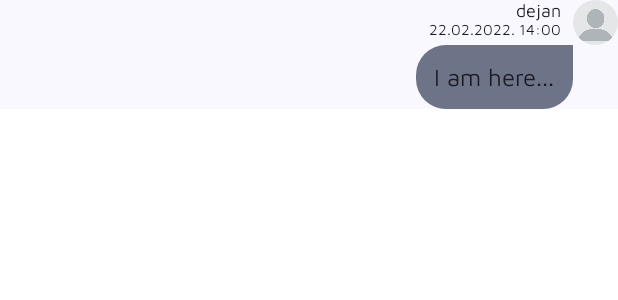
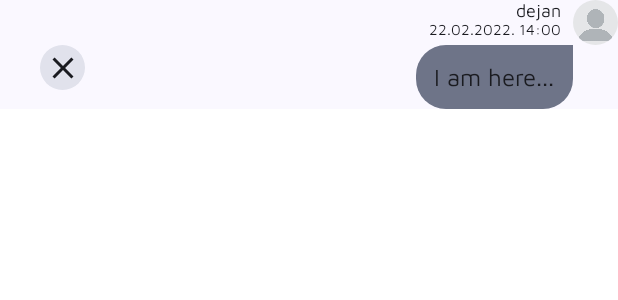
Before and after one commit to superdean55/CampSpotterCompose, an Android app built with Jetpack Compose: the @Preview function CurrentUserMessageCardPreview, on a phone screen of 412 x 824 dp. Shown: the top 300 px of the screen. Run offline under Robolectric (Android 15) with nearby library versions, the phone set to English and light mode, and no system bars; our stand-ins replace Firebase (no records; nobody signed in at launch, a user with empty details on screens opened directly); pictures from the network do not load.

Commit message:
created button to delete message

```diff
--- a/app/src/main/java/hr/ferit/dejanmihic/campspottercompose/ui/CampSpotterViewModel.kt
+++ b/app/src/main/java/hr/ferit/dejanmihic/campspottercompose/ui/CampSpotterViewModel.kt
@@ -145,6 +145,9 @@ class CampSpotterViewModel : ViewModel() {
                 sendMessageText = sendMessageText
             )
         }
+    }
+    fun removeMessage(messageId: String){
+        Log.d(TAG,"REMOVE MESSAGE ON ID: $messageId")
     }
     fun addMessageToDb(context: Context){
         Log.d(TAG,"CURRENT CAMP SPOT ID: ${uiState.value.currentlySelectedCampSpot.id}")
--- a/app/src/main/java/hr/ferit/dejanmihic/campspottercompose/ui/graphs/HomeNavGraph.kt
+++ b/app/src/main/java/hr/ferit/dejanmihic/campspottercompose/ui/graphs/HomeNavGraph.kt
@@ -156,6 +156,7 @@ fun HomeNavGraph(
                     sendMessageText = uiState.sendMessageText,
                     onSendMessageTextChanged = { campSpotterViewModel.updateSendMassageText(it)},
                     onSendMessageClicked = { campSpotterViewModel.addMessageToDb(context) },
+                    onRemoveMessageClicked = { campSpotterViewModel.removeMessage(it) },
                     onEditClicked = {
                         campSpotterViewModel.updateCampSpotForm(it)
                         navController.navigate(route = CampSpotDetailScreen.EditCampSpot.route)
--- a/app/src/main/java/hr/ferit/dejanmihic/campspottercompose/ui/screens/CampSpotScreen.kt
+++ b/app/src/main/java/hr/ferit/dejanmihic/campspottercompose/ui/screens/CampSpotScreen.kt
@@ -99,6 +99,7 @@ fun DetailCampSpotCard(
     sendMessageText: String,
     onSendMessageTextChanged: (String) -> Unit,
     onSendMessageClicked: () -> Unit,
+    onRemoveMessageClicked: (String) -> Unit,
     onEditClicked: (CampSpot) -> Unit,
     onDeleteClicked: (CampSpot) -> Unit,
     imageHeight: Dp = 100.dp,
@@ -248,6 +249,7 @@ fun DetailCampSpotCard(
                 sendMessageText = sendMessageText,
                 onSendMessageTextChanged = onSendMessageTextChanged,
                 onSendMessageClicked = onSendMessageClicked,
+                onRemoveMessageClicked = onRemoveMessageClicked,
                 modifier = Modifier
                     .fillMaxWidth()
                     .height(300.dp)
@@ -757,6 +759,7 @@ fun DetailCampSpotCardPreview(){
                 sendMessageText = "",
                 onSendMessageTextChanged = {},
                 onSendMessageClicked = {},
+                onRemoveMessageClicked = {},
                 onEditClicked = {},
                 onDeleteClicked = {},
                 modifier = Modifier.fillMaxWidth()
--- a/app/src/main/java/hr/ferit/dejanmihic/campspottercompose/ui/screens/Messages.kt
+++ b/app/src/main/java/hr/ferit/dejanmihic/campspottercompose/ui/screens/Messages.kt
@@ -2,6 +2,7 @@ package hr.ferit.dejanmihic.campspottercompose.ui.screens
 
 import androidx.annotation.DimenRes
 import androidx.compose.foundation.background
+import androidx.compose.foundation.clickable
 import androidx.compose.foundation.layout.Arrangement
 import androidx.compose.foundation.layout.Box
 import androidx.compose.foundation.layout.Column
@@ -18,6 +19,7 @@ import androidx.compose.foundation.lazy.items
 import androidx.compose.foundation.shape.CircleShape
 import androidx.compose.foundation.shape.RoundedCornerShape
 import androidx.compose.material.icons.Icons
+import androidx.compose.material.icons.filled.Close
 import androidx.compose.material.icons.filled.Send
 import androidx.compose.material3.ButtonDefaults
 import androidx.compose.material3.ExperimentalMaterial3Api
@@ -250,14 +252,18 @@ fun CurrentUserMessageCard(
     username: String,
     postDate: String,
     messageText: String,
+    messageId: String,
+    onRemoveClicked: (String) -> Unit,
     modifier: Modifier = Modifier
 ){
     Row (
         modifier = modifier
     ){
-        Box(modifier = Modifier.weight(1.0f - messageDataWidth)){
-
-        }
+        MessageRemoveButton(
+                onRemoveClicked = { onRemoveClicked(messageId) },
+                modifier = Modifier.weight(1.0f - messageDataWidth)
+                .padding(top = dimensionResource(R.dimen.message_user_image_size))
+        )
         Column(
             horizontalAlignment = Alignment.End,
             modifier = Modifier.weight(messageDataWidth)
@@ -280,13 +286,38 @@ fun CurrentUserMessageCard(
         }
     }
 }
+@Composable
+fun MessageRemoveButton(
+    onRemoveClicked: () -> Unit,
+    modifier: Modifier = Modifier
+){
+    Box(
+        contentAlignment = Alignment.Center,
+        modifier = modifier
+    ){
+        Box(
+            contentAlignment = Alignment.Center,
+            modifier = Modifier
+                .size(dimensionResource(R.dimen.message_user_image_size))
+                .clip(CircleShape)
+                .background(MaterialTheme.colorScheme.surfaceVariant)
+                .clickable(onClick = onRemoveClicked)
 
+        ) {
+            Icon(
+                imageVector = Icons.Default.Close,
+                contentDescription = null
+            )
+        }
+    }
+}
 @Composable
 fun MessageCard(
     messageDataWidth: Float = 0.8f,
     @DimenRes imageSizeId: Int = R.dimen.message_user_image_size,
     @DimenRes cornerRadiusId: Int = R.dimen.message_corner_radius,
     @DimenRes messageDataPaddingId: Int = R.dimen.message_data_padding,
+    onRemoveClicked: (String) -> Unit,
     user: User,
     message: Message,
     modifier: Modifier = Modifier
@@ -302,6 +333,8 @@ fun MessageCard(
             username = user.username!!,
             postDate = message.postDate!!,
             messageText = message.message!!,
+            messageId = message.id!!,
+            onRemoveClicked = onRemoveClicked,
             modifier = modifier
         )
     }else{
@@ -327,6 +360,7 @@ fun MessagesCard(
     sendMessageText: String,
     onSendMessageTextChanged: (String) -> Unit,
     onSendMessageClicked: () -> Unit,
+    onRemoveMessageClicked: (String) -> Unit,
     modifier: Modifier = Modifier
 ){
     Column(
@@ -334,7 +368,9 @@ fun MessagesCard(
     ) {
         Row(
             horizontalArrangement = Arrangement.Center,
-            modifier = Modifier.fillMaxWidth().background(MaterialTheme.colorScheme.inversePrimary)
+            modifier = Modifier
+                .fillMaxWidth()
+                .background(MaterialTheme.colorScheme.inversePrimary)
         ){
             Text(text = "Messages", style = MaterialTheme.typography.labelMedium)
         }
@@ -342,6 +378,7 @@ fun MessagesCard(
             MessagesList(
                 messages = messages,
                 users = users,
+                onRemoveMessageClicked = onRemoveMessageClicked,
                 modifier = Modifier
                     .fillMaxWidth()
             )
@@ -366,7 +403,9 @@ fun MessagesCard(
                 colors = ButtonDefaults.buttonColors(
                     containerColor = Color.Transparent
                 ),
-                modifier = Modifier.width(80.dp).height(55.dp)
+                modifier = Modifier
+                    .width(80.dp)
+                    .height(55.dp)
             ) {
                 Icon(
                     imageVector = Icons.Default.Send,
@@ -381,6 +420,7 @@ fun MessagesCard(
 fun MessagesList(
     messages: List<Message>,
     users: List<User>,
+    onRemoveMessageClicked: (String) -> Unit,
     contentPadding: PaddingValues = PaddingValues(0.dp),
     modifier: Modifier = Modifier
 ){
@@ -393,7 +433,8 @@ fun MessagesList(
             users.find { it.uid == message.userId }?.let {
                 MessageCard(
                     user = it,
-                    message = message
+                    message = message,
+                    onRemoveClicked = onRemoveMessageClicked
                 )
             }
         }
@@ -491,6 +532,8 @@ fun CurrentUserMessageCardPreview(){
                 username = "dejan",
                 postDate = "22.02.2022. 14:00",
                 messageText = "I am here...",
+                messageId = "1",
+                onRemoveClicked = {},
                 modifier = Modifier.fillMaxWidth()
             )
         }
@@ -505,6 +548,7 @@ fun MessagesListPreview(){
             MessagesList(
                 messages = LocalMessageDataProvider.getMessages(),
                 users = LocalUserDataProvider.getUsersData(),
+                onRemoveMessageClicked = {},
                 modifier = Modifier
                     .fillMaxWidth()
                     .padding(horizontal = dimensionResource(R.dimen.padding_small))
@@ -526,6 +570,7 @@ fun MessagesCardPreview(){
                     sendMessageText = "",
                     onSendMessageTextChanged = {},
                     onSendMessageClicked = { /*TODO*/ },
+                    onRemoveMessageClicked = {},
                     modifier = Modifier
                         .fillMaxWidth()
                         .height(300.dp)
```
Also changed, not shown: app/src/main/java/hr/ferit/dejanmihic/campspottercompose/model/Message.kt (+6 -3 lines), app/src/main/java/hr/ferit/dejanmihic/campspottercompose/ui/utils/Util.kt (+7 -2 lines).
